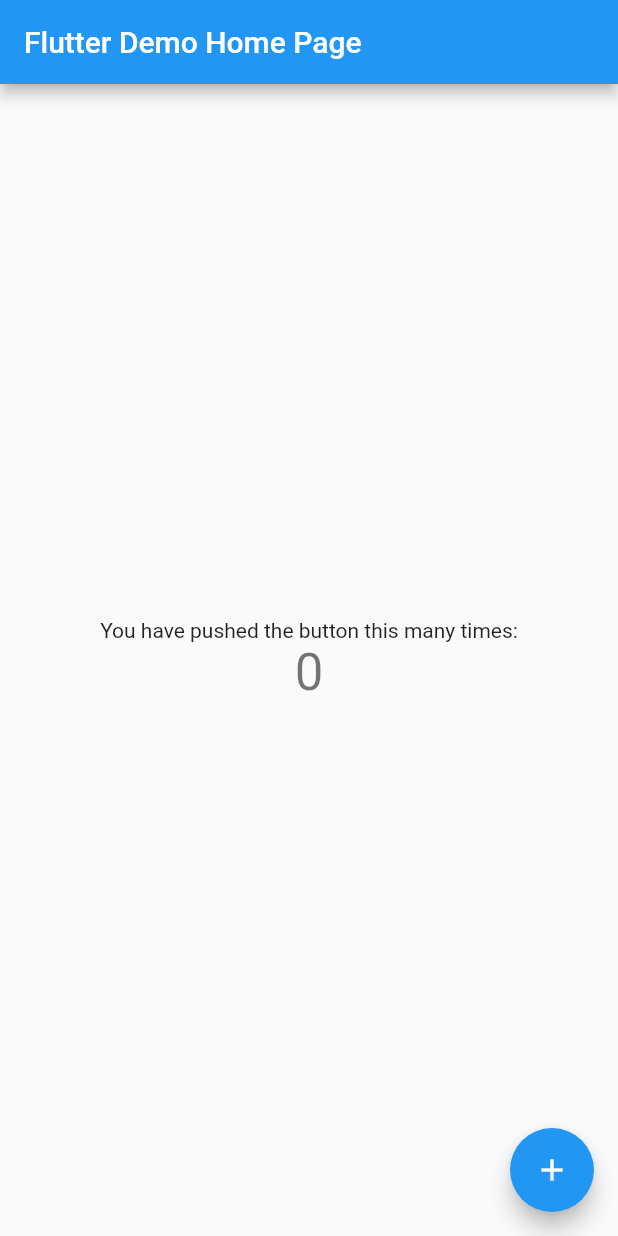
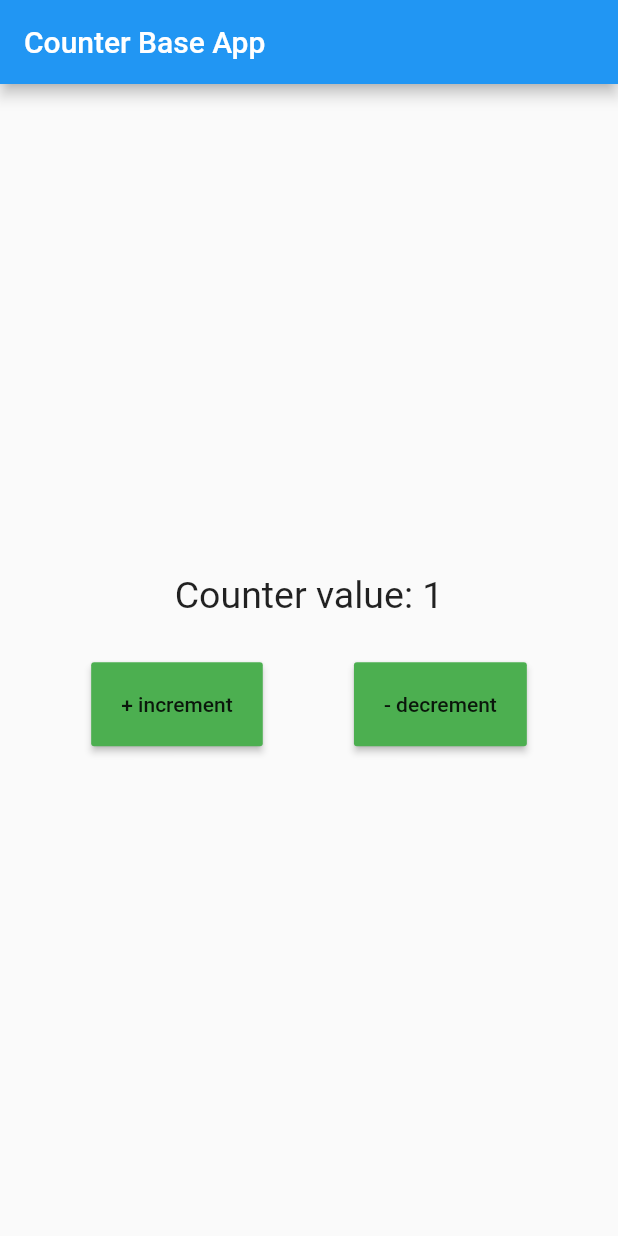
Before and after one commit to imp-sike/flutter_bloc_example, a Flutter app: the screen it shows after launch, on a phone screen of 412 x 824 dp. Run offline on Flutter 3.47's test engine with Material 2 defaults, Android fonts, the phone set to English and light mode, and no system bars.

Commit message:
Built Basic App Structure

```diff
--- a/lib/main.dart
+++ b/lib/main.dart
@@ -1,115 +1,48 @@
 import 'package:flutter/material.dart';
 
-void main() {
-  runApp(const MyApp());
-}
+void main() => runApp(BaseApp());
 
-class MyApp extends StatelessWidget {
-  const MyApp({Key? key}) : super(key: key);
+class BaseApp extends StatelessWidget {
+  const BaseApp({Key? key}) : super(key: key);
 
-  // This widget is the root of your application.
   @override
   Widget build(BuildContext context) {
     return MaterialApp(
-      title: 'Flutter Demo',
-      theme: ThemeData(
-        // This is the theme of your application.
-        //
-        // Try running your application with "flutter run". You'll see the
-        // application has a blue toolbar. Then, without quitting the app, try
-        // changing the primarySwatch below to Colors.green and then invoke
-        // "hot reload" (press "r" in the console where you ran "flutter run",
-        // or simply save your changes to "hot reload" in a Flutter IDE).
-        // Notice that the counter didn't reset back to zero; the application
-        // is not restarted.
-        primarySwatch: Colors.blue,
-      ),
-      home: const MyHomePage(title: 'Flutter Demo Home Page'),
-    );
-  }
-}
-
-class MyHomePage extends StatefulWidget {
-  const MyHomePage({Key? key, required this.title}) : super(key: key);
-
-  // This widget is the home page of your application. It is stateful, meaning
-  // that it has a State object (defined below) that contains fields that affect
-  // how it looks.
-
-  // This class is the configuration for the state. It holds the values (in this
-  // case the title) provided by the parent (in this case the App widget) and
-  // used by the build method of the State. Fields in a Widget subclass are
-  // always marked "final".
-
-  final String title;
-
-  @override
-  State<MyHomePage> createState() => _MyHomePageState();
-}
-
-class _MyHomePageState extends State<MyHomePage> {
-  int _counter = 0;
-
-  void _incrementCounter() {
-    setState(() {
-      // This call to setState tells the Flutter framework that something has
-      // changed in this State, which causes it to rerun the build method below
-      // so that the display can reflect the updated values. If we changed
-      // _counter without calling setState(), then the build method would not be
-      // called again, and so nothing would appear to happen.
-      _counter++;
-    });
-  }
-
-  @override
-  Widget build(BuildContext context) {
-    // This method is rerun every time setState is called, for instance as done
-    // by the _incrementCounter method above.
-    //
-    // The Flutter framework has been optimized to make rerunning build methods
-    // fast, so that you can just rebuild anything that needs updating rather
-    // than having to individually change instances of widgets.
-    return Scaffold(
-      appBar: AppBar(
-        // Here we take the value from the MyHomePage object that was created by
-        // the App.build method, and use it to set our appbar title.
-        title: Text(widget.title),
-      ),
-      body: Center(
-        // Center is a layout widget. It takes a single child and positions it
-        // in the middle of the parent.
-        child: Column(
-          // Column is also a layout widget. It takes a list of children and
-          // arranges them vertically. By default, it sizes itself to fit its
-          // children horizontally, and tries to be as tall as its parent.
-          //
-          // Invoke "debug painting" (press "p" in the console, choose the
-          // "Toggle Debug Paint" action from the Flutter Inspector in Android
-          // Studio, or the "Toggle Debug Paint" command in Visual Studio Code)
-          // to see the wireframe for each widget.
-          //
-          // Column has various properties to control how it sizes itself and
-          // how it positions its children. Here we use mainAxisAlignment to
-          // center the children vertically; the main axis here is the vertical
-          // axis because Columns are vertical (the cross axis would be
-          // horizontal).
+      home: Scaffold(
+        appBar: AppBar(
+          title: const Text("Counter Base App"),
+        ),
+        body: Column(
           mainAxisAlignment: MainAxisAlignment.center,
-          children: <Widget>[
+          crossAxisAlignment: CrossAxisAlignment.center,
+          children: [
             const Text(
-              'You have pushed the button this many times:',
+              "Counter value: 1",
+              style: TextStyle(fontSize: 25),
             ),
-            Text(
-              '$_counter',
-              style: Theme.of(context).textTheme.headline4,
+            const SizedBox(
+              height: 30,
+            ),
+            Row(
+              mainAxisAlignment: MainAxisAlignment.spaceEvenly,
+              children: [
+                MaterialButton(
+                  color: Colors.green,
+                  padding: const EdgeInsets.all(20),
+                  onPressed: () {},
+                  child: const Text("+ increment"),
+                ),
+                MaterialButton(
+                  color: Colors.green,
+                  padding: const EdgeInsets.all(20),
+                  onPressed: () {},
+                  child: const Text("- decrement"),
+                ),
+              ],
             ),
           ],
         ),
       ),
-      floatingActionButton: FloatingActionButton(
-        onPressed: _incrementCounter,
-        tooltip: 'Increment',
-        child: const Icon(Icons.add),
-      ), // This trailing comma makes auto-formatting nicer for build methods.
     );
   }
 }
```
